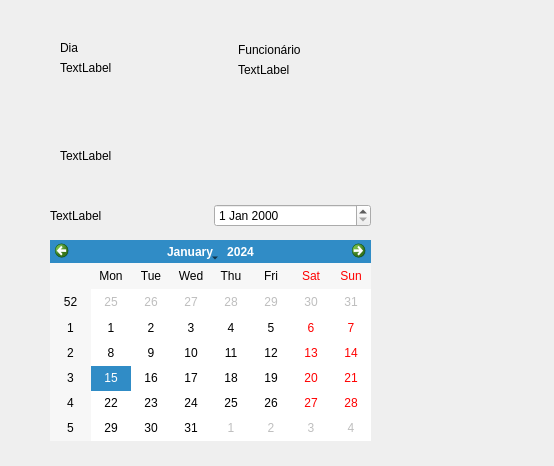
The window that janela_dia.ui (efabreu/Ferramentas-de-manuten-o) describes before a commit, drawn with Qt 5.
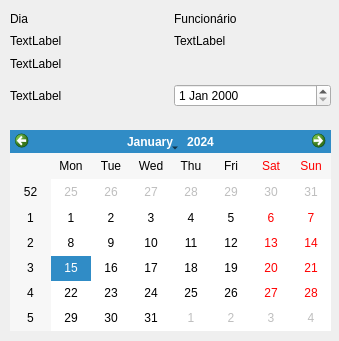
The same window after the commit.

Diff of the .ui file:
```diff
--- a/janela_dia.ui
+++ b/janela_dia.ui
@@ -6,83 +6,18 @@
    <rect>
     <x>0</x>
     <y>0</y>
-    <width>554</width>
-    <height>466</height>
+    <width>339</width>
+    <height>341</height>
    </rect>
   </property>
   <property name="windowTitle">
    <string>Dialog</string>
   </property>
-  <widget class="QLabel" name="lblDia">
-   <property name="geometry">
-    <rect>
-     <x>60</x>
-     <y>40</y>
-     <width>49</width>
-     <height>16</height>
-    </rect>
-   </property>
-   <property name="text">
-    <string>Dia</string>
-   </property>
-  </widget>
-  <widget class="QLabel" name="lblDia_Btn">
-   <property name="geometry">
-    <rect>
-     <x>60</x>
-     <y>60</y>
-     <width>111</width>
-     <height>16</height>
-    </rect>
-   </property>
-   <property name="text">
-    <string>TextLabel</string>
-   </property>
-  </widget>
-  <widget class="QLabel" name="lblFunc_Btn">
-   <property name="geometry">
-    <rect>
-     <x>238</x>
-     <y>60</y>
-     <width>91</width>
-     <height>20</height>
-    </rect>
-   </property>
-   <property name="text">
-    <string>TextLabel</string>
-   </property>
-  </widget>
-  <widget class="QLabel" name="lblFunc">
-   <property name="geometry">
-    <rect>
-     <x>238</x>
-     <y>40</y>
-     <width>91</width>
-     <height>20</height>
-    </rect>
-   </property>
-   <property name="text">
-    <string>Funcionário</string>
-   </property>
-  </widget>
-  <widget class="QLabel" name="lblFolga">
-   <property name="geometry">
-    <rect>
-     <x>60</x>
-     <y>130</y>
-     <width>301</width>
-     <height>51</height>
-    </rect>
-   </property>
-   <property name="text">
-    <string>TextLabel</string>
-   </property>
-  </widget>
   <widget class="QWidget" name="horizontalLayoutWidget">
    <property name="geometry">
     <rect>
-     <x>50</x>
-     <y>190</y>
+     <x>10</x>
+     <y>70</y>
      <width>321</width>
      <height>51</height>
     </rect>
@@ -103,8 +38,8 @@
   <widget class="QWidget" name="verticalLayoutWidget">
    <property name="geometry">
     <rect>
-     <x>50</x>
-     <y>240</y>
+     <x>10</x>
+     <y>130</y>
      <width>321</width>
      <height>201</height>
     </rect>
@@ -115,6 +50,53 @@
     </item>
    </layout>
   </widget>
+  <widget class="QWidget" name="">
+   <property name="geometry">
+    <rect>
+     <x>10</x>
+     <y>10</y>
+     <width>321</width>
+     <height>62</height>
+    </rect>
+   </property>
+   <layout class="QGridLayout" name="gridLayout">
+    <item row="0" column="0">
+     <widget class="QLabel" name="lblDia">
+      <property name="text">
+       <string>Dia</string>
+      </property>
+     </widget>
+    </item>
+    <item row="0" column="1">
+     <widget class="QLabel" name="lblFunc">
+      <property name="text">
+       <string>Funcionário</string>
+      </property>
+     </widget>
+    </item>
+    <item row="1" column="0">
+     <widget class="QLabel" name="lblDia_Btn">
+      <property name="text">
+       <string>TextLabel</string>
+      </property>
+     </widget>
+    </item>
+    <item row="1" column="1">
+     <widget class="QLabel" name="lblFunc_Btn">
+      <property name="text">
+       <string>TextLabel</string>
+      </property>
+     </widget>
+    </item>
+    <item row="2" column="0" colspan="2">
+     <widget class="QLabel" name="lblFolga">
+      <property name="text">
+       <string>TextLabel</string>
+      </property>
+     </widget>
+    </item>
+   </layout>
+  </widget>
  </widget>
  <resources/>
  <connections/>
```
